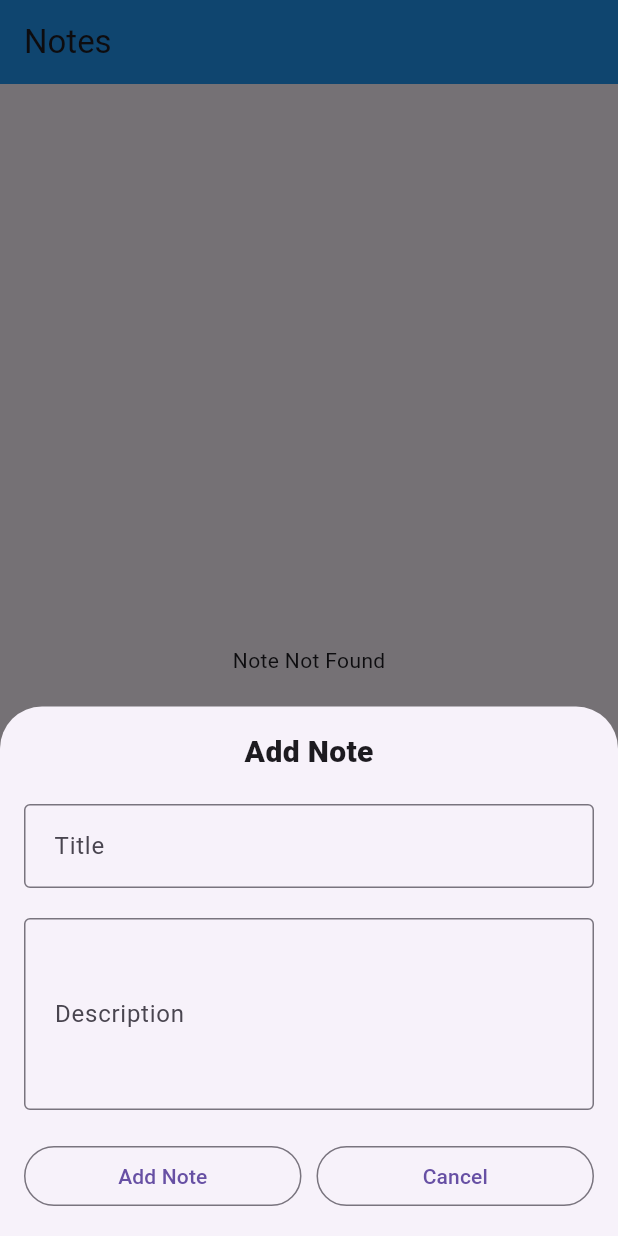
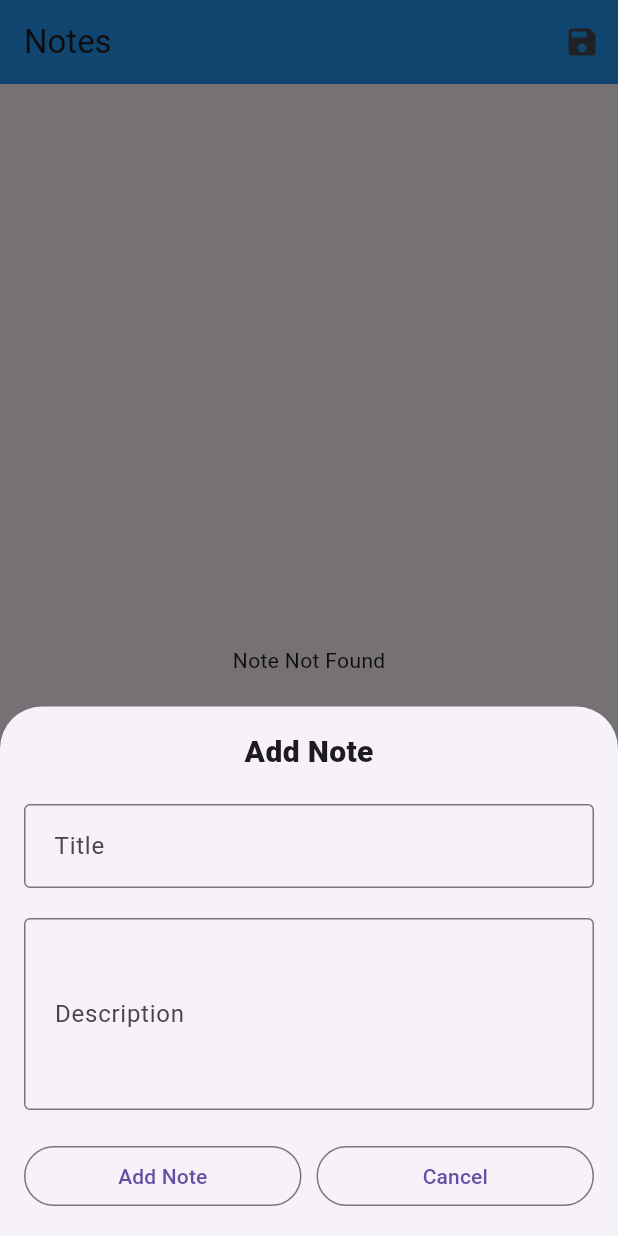
Before and after one commit to OwaisRaza1941/Local-Storage-and-Persistence, a Flutter app: the screen it shows after launch, after a tap on the "add" icon, on a phone screen of 412 x 824 dp. Run offline on Flutter 3.47's test engine with Material 3 defaults, Android fonts, the light colour scheme and no system bars; our stand-ins replace get, permission_handler, shared_preferences, sqflite; accounts and stored records are empty.

Commit message:
Sqlite With Export Data SVe File

```diff
--- a/Sqlite Database/using_the_sqflite/lib/controller/note_add_controller.dart
+++ b/Sqlite Database/using_the_sqflite/lib/controller/note_add_controller.dart
@@ -1,15 +1,19 @@
 import 'package:get/get.dart';
 import 'package:using_the_sqflite/data/local/db_helper.dart';
+import 'package:using_the_sqflite/data/local/file_handler.dart';
+import 'package:using_the_sqflite/models/notes_file_model.dart';
 import 'package:using_the_sqflite/models/notes_models.dart';
 
 class NoteAddController extends GetxController {
   var allnotes = <NotesModel>[].obs;
   DBHelper? dbRef;
+  FileHandler? fileRef;
 
   @override
   void onInit() {
     super.onInit();
     dbRef = DBHelper.getInstance;
+    fileRef = FileHandler.getInstance;
     getNotes();
   }
 
@@ -17,4 +21,10 @@ class NoteAddController extends GetxController {
     var rawData = await dbRef!.getAllNotes();
     allnotes.value = rawData.map((e) => NotesModel.fromMap(e)).toList();
   }
+
+  Future<void> writeFileNote() async {
+    var rawData = await dbRef!.getAllNotes();
+    final notesFile = rawData.map((e) => NotesFileModel.fromJson(e)).toList();
+    await fileRef!.writeData(notesFile);
+  }
 }
--- a/Sqlite Database/using_the_sqflite/lib/main.dart
+++ b/Sqlite Database/using_the_sqflite/lib/main.dart
@@ -1,7 +1,10 @@
 import 'package:flutter/material.dart';
 import 'package:using_the_sqflite/screes/home_screen.dart';
+import 'package:using_the_sqflite/utils/permission.dart';
 
-void main() {
+Future<void> main() async {
+  WidgetsFlutterBinding.ensureInitialized();
+  await requeestPermission();
   runApp(const MyApp());
 }
 
--- /dev/null
+++ b/Sqlite Database/using_the_sqflite/lib/models/notes_file_model.dart
@@ -0,0 +1,21 @@
+class NotesFileModel {
+  int? sNo;
+  String? title;
+  String? description;
+
+  NotesFileModel({this.sNo, this.title, this.description});
+
+  Map<String, dynamic> toJson() => {
+    's_no': sNo,
+    'title': title,
+    'desc': description,
+  };
+
+  factory NotesFileModel.fromJson(Map<String, dynamic> json) {
+    return NotesFileModel(
+      sNo: json['s_no'],
+      title: json['title'],
+      description: json['desc'],
+    );
+  }
+}
--- a/Sqlite Database/using_the_sqflite/lib/screes/home_screen.dart
+++ b/Sqlite Database/using_the_sqflite/lib/screes/home_screen.dart
@@ -11,7 +11,18 @@ class HomeScreen extends StatelessWidget {
   @override
   Widget build(BuildContext context) {
     return Scaffold(
-      appBar: AppBar(backgroundColor: Colors.blue, title: Text("Notes")),
+      appBar: AppBar(
+        backgroundColor: Colors.blue,
+        title: Text("Notes"),
+        actions: [
+          IconButton(
+            onPressed: () async {
+              await controller.writeFileNote();
+            },
+            icon: Icon(Icons.save),
+          ),
+        ],
+      ),
 
       /// All notes viewed here
       body: Obx(() {
--- /dev/null
+++ b/Sqlite Database/using_the_sqflite/lib/utils/permission.dart
@@ -0,0 +1,6 @@
+import 'package:permission_handler/permission_handler.dart';
+
+Future<void> requeestPermission() async {
+  await Permission.storage.request();
+  await Permission.photos.request();
+}
--- a/Sqlite Database/using_the_sqflite/pubspec.yaml
+++ b/Sqlite Database/using_the_sqflite/pubspec.yaml
@@ -38,6 +38,7 @@ dependencies:
   path: ^1.9.1
   path_provider: ^2.1.5
   get: ^4.7.2
+  permission_handler: ^12.0.1
 
 dev_dependencies:
   flutter_test:
```
Also changed, not shown: Sqlite Database/using_the_sqflite/lib/data/local/file_handler.dart (added, +46 -0 lines), Sqlite Database/using_the_sqflite/pubspec.lock, 4 other files.
